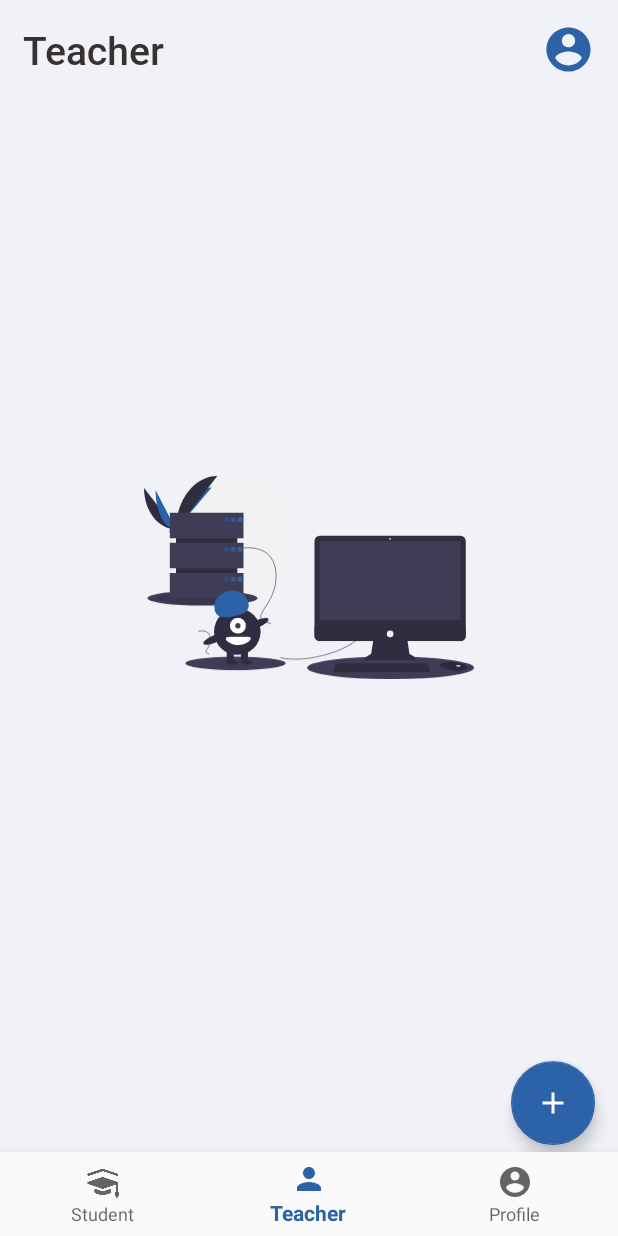
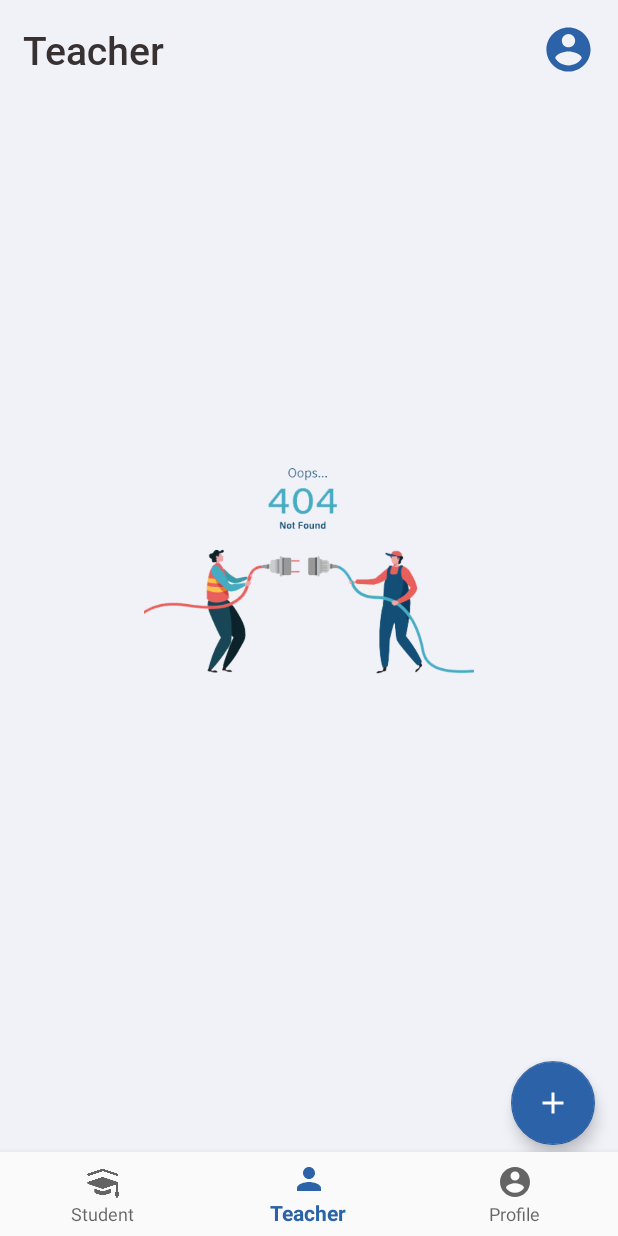
Before and after one commit to mohammadjoumani/SchoolAdmin, an Android app: the TeacherFragment screen opened through its navigation route, on a phone screen of 412 x 824 dp. Run offline under Robolectric (Android 15) with nearby library versions, the light colour scheme and no system bars; our stand-ins replace navigation-ui.

Commit message:
second commit

```diff
--- a/app/src/main/java/com/example/schooladmin/view/fargment/StudentFragment.java
+++ b/app/src/main/java/com/example/schooladmin/view/fargment/StudentFragment.java
@@ -130,7 +130,7 @@
         public void onReceive(Context context, Intent intent) {
 
             if (connectDB.CONN() == null) {
-                imgFragmentStudentEmpty.setImageResource( R.drawable.ic_disconneect );
+                imgFragmentStudentEmpty.setImageResource( R.drawable.ic_disconnect );
                 imgFragmentStudentEmpty.setVisibility( View.VISIBLE );
                 progressBarFragmentStudentLoad.setVisibility( View.GONE );
                 return;
@@ -152,6 +152,13 @@
         @Override
         public void onReceive(Context context, Intent intent) {
 
+            if (connectDB.CONN() == null) {
+                imgFragmentStudentEmpty.setImageResource( R.drawable.ic_disconnect );
+                imgFragmentStudentEmpty.setVisibility( View.VISIBLE );
+                progressBarFragmentStudentLoad.setVisibility( View.GONE );
+                return;
+            }
+
             classes = studentQuery.getClasses();
             classSpinnerAdapter.setData( classes );
         }
@@ -163,7 +170,7 @@
         public void onReceive(Context context, Intent intent) {
 
             if (connectDB.CONN() == null) {
-                imgFragmentStudentEmpty.setImageResource( R.drawable.ic_disconneect );
+                imgFragmentStudentEmpty.setImageResource( R.drawable.ic_disconnect );
                 imgFragmentStudentEmpty.setVisibility( View.VISIBLE );
                 progressBarFragmentStudentLoad.setVisibility( View.GONE );
                 return;
--- a/app/src/main/java/com/example/schooladmin/view/fargment/TeacherFragment.java
+++ b/app/src/main/java/com/example/schooladmin/view/fargment/TeacherFragment.java
@@ -85,7 +85,7 @@
         public void onReceive(Context context, Intent intent) {
 
             if (connectDB.CONN() == null) {
-                imgFragmentTeacherEmpty.setImageResource( R.drawable.ic_disconneect );
+                imgFragmentTeacherEmpty.setImageResource( R.drawable.ic_disconnect );
                 imgFragmentTeacherEmpty.setVisibility( View.VISIBLE );
                 progressBarFragmentTeacherLoad.setVisibility( View.GONE );
 
--- a/app/src/main/res/drawable/ic_disconneect.xml
+++ /dev/null
@@ -1,184 +0,0 @@
-<vector xmlns:android="http://schemas.android.com/apk/res/android"
-    android:width="1119.6091dp"
-    android:height="699dp"
-    android:viewportWidth="1119.6091"
-    android:viewportHeight="699">
-  <path
-      android:pathData="M292.61,213m-213,0a213,213 0,1 1,426 0a213,213 0,1 1,-426 0"
-      android:fillColor="#f2f2f2"/>
-  <path
-      android:pathData="M0,51.14c0,77.5 48.62,140.21 108.7,140.21"
-      android:fillColor="#2f2e41"/>
-  <path
-      android:pathData="M108.7,191.35c0,-78.37 54.26,-141.78 121.3,-141.78"
-      android:fillColor="#2b62a8"/>
-  <path
-      android:pathData="M39.38,58.17c0,73.61 31,133.18 69.32,133.18"
-      android:fillColor="#2b62a8"/>
-  <path
-      android:pathData="M108.7,191.35c0,-100.14 62.71,-181.17 140.21,-181.17"
-      android:fillColor="#2f2e41"/>
-  <path
-      android:pathData="M85.83,192.34s15.42,-0.47 20.06,-3.78 23.71,-7.26 24.87,-1.95 23.17,26.39 5.76,26.53 -40.44,-2.71 -45.08,-5.54S85.83,192.34 85.83,192.34Z"
-      android:fillColor="#a8a8a8"/>
-  <path
-      android:fillColor="#FF000000"
-      android:pathData="M136.83,211.28c-17.4,0.14 -40.44,-2.71 -45.08,-5.54 -3.53,-2.15 -4.94,-9.87 -5.41,-13.43 -0.33,0.01 -0.51,0.02 -0.51,0.02s0.98,12.43 5.61,15.26 27.67,5.68 45.08,5.54c5.02,-0.04 6.76,-1.83 6.66,-4.48C142.49,210.26 140.57,211.25 136.83,211.28Z"
-      android:strokeAlpha="0.2"
-      android:fillAlpha="0.2"/>
-  <path
-      android:pathData="M11.61,424.5a187,25.44 0,1 0,374 0a187,25.44 0,1 0,-374 0z"
-      android:fillColor="#3f3d56"/>
-  <path
-      android:fillColor="#FF000000"
-      android:pathData="M41.61,424.5a157,21.36 0,1 0,314 0a157,21.36 0,1 0,-314 0z"
-      android:strokeAlpha="0.1"
-      android:fillAlpha="0.1"/>
-  <path
-      android:pathData="M553.61,660.5a283,38.5 0,1 0,566 0a283,38.5 0,1 0,-566 0z"
-      android:fillColor="#3f3d56"/>
-  <path
-      android:pathData="M140.61,645.5a170,23.13 0,1 0,340 0a170,23.13 0,1 0,-340 0z"
-      android:fillColor="#3f3d56"/>
-  <path
-      android:pathData="M462.61,626c90,23 263,-30 282,-90"
-      android:strokeWidth="2"
-      android:fillColor="#00000000"
-      android:strokeColor="#2f2e41"/>
-  <path
-      android:pathData="M309.61,259s130,-36 138,80 -107,149 -17,172"
-      android:strokeWidth="2"
-      android:fillColor="#00000000"
-      android:strokeColor="#2f2e41"/>
-  <path
-      android:pathData="M184.01,537.28s39.07,-10.82 41.48,24.04 -32.16,44.78 -5.11,51.7"
-      android:strokeWidth="2"
-      android:fillColor="#00000000"
-      android:strokeColor="#2f2e41"/>
-  <path
-      android:pathData="M778.7,563.24 L770.83,613.54s-38.78,20.6 -11.51,21.21 155.73,0 155.73,0 24.84,0 -14.54,-21.81l-7.88,-52.72Z"
-      android:fillColor="#2f2e41"/>
-  <path
-      android:fillColor="#FF000000"
-      android:pathData="M753.83,634.2c6.19,-5.51 17,-11.25 17,-11.25l7.88,-50.3 113.92,0.11 7.88,49.58c9.19,5.09 14.87,8.99 18.2,11.98 5.06,-1.15 10.59,-5.44 -18.2,-21.39l-7.88,-52.72 -113.92,3.03L770.83,613.54S738.24,630.85 753.83,634.2Z"
-      android:strokeAlpha="0.1"
-      android:fillAlpha="0.1"/>
-  <path
-      android:pathData="M596.48,212.69L1073.64,212.69A18.05,18.05 0,0 1,1091.69 230.73L1091.69,552.16A18.05,18.05 0,0 1,1073.64 570.21L596.48,570.21A18.05,18.05 0,0 1,578.43 552.16L578.43,230.73A18.05,18.05 0,0 1,596.48 212.69z"
-      android:fillColor="#2f2e41"/>
-  <path
-      android:pathData="M595.7,231.78h478.71v267.84h-478.71z"
-      android:fillColor="#3f3d56"/>
-  <path
-      android:pathData="M835.06,223.29m-3.03,0a3.03,3.03 0,1 1,6.06 0a3.03,3.03 0,1 1,-6.06 0"
-      android:fillColor="#f2f2f2"/>
-  <path
-      android:pathData="M1091.69,520.82L1091.69,552.16a18.04,18.04 0,0 1,-18.05 18.05L596.48,570.21A18.04,18.04 0,0 1,578.43 552.16L578.43,520.82Z"
-      android:fillColor="#2f2e41"/>
-  <path
-      android:pathData="M968.98,667.47l0,6.06l-326.01,0l0,-4.85l0.45,-1.21l8.04,-21.82l310.86,0l6.67,21.82z"
-      android:fillColor="#2f2e41"/>
-  <path
-      android:pathData="M1094.44,661.53c-0.59,2.54 -2.84,5.22 -7.9,7.75 -18.18,9.09 -55.14,-2.42 -55.14,-2.42s-28.48,-4.85 -28.48,-17.57a22.72,22.72 0,0 1,2.5 -1.48c7.64,-4.04 32.98,-14.02 77.92,0.42a18.74,18.74 0,0 1,8.54 5.6C1093.69,655.95 1095.12,658.66 1094.44,661.53Z"
-      android:fillColor="#2f2e41"/>
-  <path
-      android:fillColor="#FF000000"
-      android:pathData="M1094.44,661.53c-22.25,8.53 -42.08,9.16 -62.44,-4.97 -10.27,-7.13 -19.59,-8.89 -26.59,-8.76 7.64,-4.04 32.98,-14.02 77.92,0.42a18.74,18.74 0,0 1,8.54 5.6C1093.69,655.95 1095.12,658.66 1094.44,661.53Z"
-      android:strokeAlpha="0.1"
-      android:fillAlpha="0.1"/>
-  <path
-      android:pathData="M1058.66,654.13a7.88,2.42 0,1 0,15.76 0a7.88,2.42 0,1 0,-15.76 0z"
-      android:fillColor="#f2f2f2"/>
-  <path
-      android:pathData="M835.06,545.67m-11.51,0a11.51,11.51 0,1 1,23.03 0a11.51,11.51 0,1 1,-23.03 0"
-      android:fillColor="#f2f2f2"/>
-  <path
-      android:fillColor="#FF000000"
-      android:pathData="M968.98,667.47l0,6.06l-326.01,0l0,-4.85l0.45,-1.21l325.56,0z"
-      android:strokeAlpha="0.1"
-      android:fillAlpha="0.1"/>
-  <path
-      android:pathData="M108.61,159h208v242h-208z"
-      android:fillColor="#2f2e41"/>
-  <path
-      android:pathData="M87.61,135h250v86h-250z"
-      android:fillColor="#3f3d56"/>
-  <path
-      android:pathData="M87.61,237h250v86h-250z"
-      android:fillColor="#3f3d56"/>
-  <path
-      android:pathData="M87.61,339h250v86h-250z"
-      android:fillColor="#3f3d56"/>
-  <path
-      android:pathData="M271.61,150h16v16h-16z"
-      android:strokeAlpha="0.4"
-      android:fillColor="#2b62a8"
-      android:fillAlpha="0.4"/>
-  <path
-      android:pathData="M294.61,150h16v16h-16z"
-      android:strokeAlpha="0.8"
-      android:fillColor="#2b62a8"
-      android:fillAlpha="0.8"/>
-  <path
-      android:pathData="M317.61,150h16v16h-16z"
-      android:fillColor="#2b62a8"/>
-  <path
-      android:pathData="M271.61,251h16v16h-16z"
-      android:strokeAlpha="0.4"
-      android:fillColor="#2b62a8"
-      android:fillAlpha="0.4"/>
-  <path
-      android:pathData="M294.61,251h16v16h-16z"
-      android:strokeAlpha="0.8"
-      android:fillColor="#2b62a8"
-      android:fillAlpha="0.8"/>
-  <path
-      android:pathData="M317.61,251h16v16h-16z"
-      android:fillColor="#2b62a8"/>
-  <path
-      android:pathData="M271.61,352h16v16h-16z"
-      android:strokeAlpha="0.4"
-      android:fillColor="#2b62a8"
-      android:fillAlpha="0.4"/>
-  <path
-      android:pathData="M294.61,352h16v16h-16z"
-      android:strokeAlpha="0.8"
-      android:fillColor="#2b62a8"
-      android:fillAlpha="0.8"/>
-  <path
-      android:pathData="M317.61,352h16v16h-16z"
-      android:fillColor="#2b62a8"/>
-  <path
-      android:pathData="M316.61,538m-79,0a79,79 0,1 1,158 0a79,79 0,1 1,-158 0"
-      android:fillColor="#2f2e41"/>
-  <path
-      android:pathData="M280.61,600h24v43h-24z"
-      android:fillColor="#2f2e41"/>
-  <path
-      android:pathData="M328.61,600h24v43h-24z"
-      android:fillColor="#2f2e41"/>
-  <path
-      android:pathData="M280.61,643.5a20,7.5 0,1 0,40 0a20,7.5 0,1 0,-40 0z"
-      android:fillColor="#2f2e41"/>
-  <path
-      android:pathData="M328.61,642.5a20,7.5 0,1 0,40 0a20,7.5 0,1 0,-40 0z"
-      android:fillColor="#2f2e41"/>
-  <path
-      android:pathData="M318.61,518m-27,0a27,27 0,1 1,54 0a27,27 0,1 1,-54 0"
-      android:fillColor="#fff"/>
-  <path
-      android:pathData="M318.61,518m-9,0a9,9 0,1 1,18 0a9,9 0,1 1,-18 0"
-      android:fillColor="#3f3d56"/>
-  <path
-      android:pathData="M239.98,464.53c-6.38,-28.57 14.01,-57.43 45.54,-64.47s62.27,10.41 68.64,38.98 -14.52,39.1 -46.05,46.14S246.36,493.1 239.98,464.53Z"
-      android:fillColor="#2b62a8"/>
-  <path
-      android:pathData="M349.51,526.39a12.4,39.5 66.83,1 0,72.63 -31.08a12.4,39.5 66.83,1 0,-72.63 31.08z"
-      android:fillColor="#2f2e41"/>
-  <path
-      android:pathData="M201.51,579.39a12.4,39.5 66.83,1 0,72.63 -31.08a12.4,39.5 66.83,1 0,-72.63 31.08z"
-      android:fillColor="#2f2e41"/>
-  <path
-      android:pathData="M362.61,561c0,7.73 -19.91,23 -42,23s-43,-14.27 -43,-22 20.91,-6 43,-6S362.61,553.27 362.61,561Z"
-      android:fillColor="#fff"/>
-</vector>
--- a/app/src/main/res/layout/fragment_student.xml
+++ b/app/src/main/res/layout/fragment_student.xml
@@ -26,8 +26,8 @@
     <ProgressBar
         android:id="@+id/progressBarFragmentStudentLoad"
         style="?android:attr/progressBarStyle"
-        android:layout_width="70dp"
-        android:layout_height="70dp"
+        android:layout_width="wrap_content"
+        android:layout_height="wrap_content"
         android:layout_centerInParent="true"
         android:visibility="gone" />
 
--- a/app/src/main/res/layout/fragment_teacher.xml
+++ b/app/src/main/res/layout/fragment_teacher.xml
@@ -18,8 +18,8 @@
     <ProgressBar
         android:id="@+id/progressBarFragmentTeacherLoad"
         style="?android:attr/progressBarStyle"
-        android:layout_width="70dp"
-        android:layout_height="70dp"
+        android:layout_width="wrap_content"
+        android:layout_height="wrap_content"
         android:layout_centerInParent="true"
         android:visibility="gone" />
 
```
Also changed, not shown: app/src/main/res/drawable-v24/ic_disconnect.png (added).
